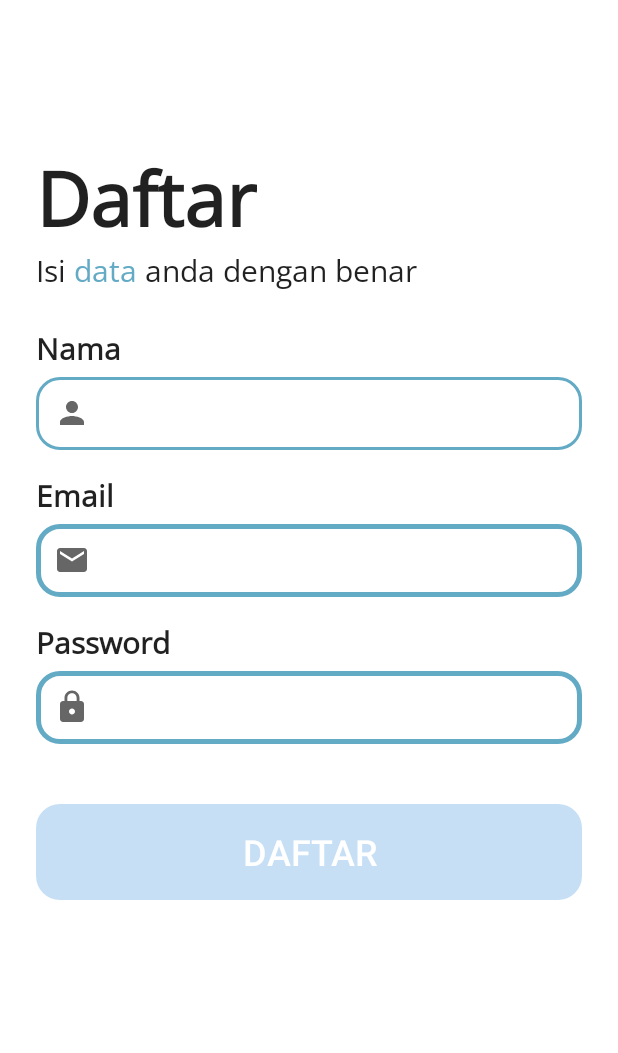
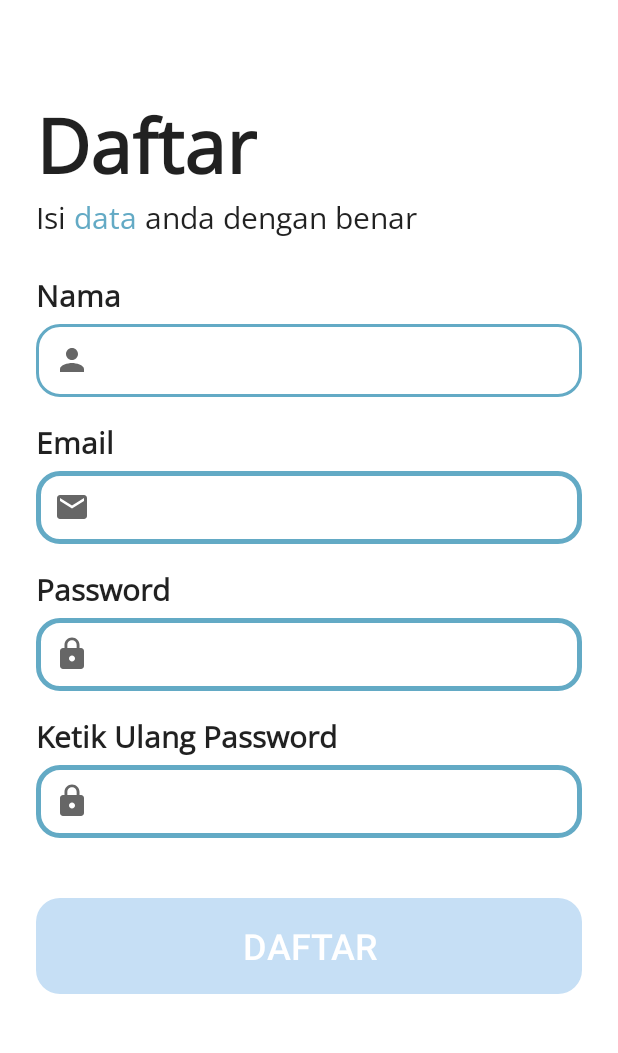
Before and after one commit to Chndr-3/Capstone-Project-Mobile-Development-Repository, an Android app: the RegisterActivity screen opened directly, with no data from a screen before it, on a phone screen of 412 x 824 dp, the part 62-1115 px from its top. Run offline under Robolectric (Android 15) with nearby library versions, the phone set to English and light mode, and no system bars; Roboto replaces fonts that are not available here.

Commit message:
Integrate Register using API

```diff
--- a/app/src/main/res/layout/activity_register.xml
+++ b/app/src/main/res/layout/activity_register.xml
@@ -86,10 +86,11 @@
         android:layout_height="wrap_content"
         android:layout_marginStart="24dp"
         android:layout_marginEnd="24dp"
+        android:layout_marginBottom="8dp"
         app:layout_constraintBottom_toTopOf="@+id/guideline2"
         app:layout_constraintEnd_toEndOf="parent"
+        app:layout_constraintHorizontal_bias="1.0"
         app:layout_constraintStart_toStartOf="parent"
-        app:layout_constraintTop_toTopOf="@+id/guideline2"
         app:startIconDrawable="@drawable/ic_baseline_email_24">
 
         <com.google.android.material.textfield.TextInputEditText
@@ -104,11 +105,11 @@
     <TextView
         android:id="@+id/tvPassword"
         style="@style/TextContent.Bold.Medium"
-        android:layout_marginTop="16dp"
+        android:layout_marginTop="8dp"
         android:text="@string/password"
         android:textColor="?android:textColorPrimary"
         app:layout_constraintStart_toStartOf="@+id/emailEditTextLayout"
-        app:layout_constraintTop_toBottomOf="@+id/emailEditTextLayout" />
+        app:layout_constraintTop_toBottomOf="@+id/guideline2" />
 
     <com.google.android.material.textfield.TextInputLayout
         android:id="@+id/passwordEditTextLayout"
@@ -130,16 +131,45 @@
 
     </com.google.android.material.textfield.TextInputLayout>
 
+    <TextView
+        android:id="@+id/tvPassword2"
+        style="@style/TextContent.Bold.Medium"
+        android:layout_marginTop="16dp"
+        android:text="@string/re_type_password"
+        android:textColor="?android:textColorPrimary"
+        app:layout_constraintStart_toStartOf="@+id/passwordEditTextLayout"
+        app:layout_constraintTop_toBottomOf="@+id/passwordEditTextLayout" />
+
+    <com.google.android.material.textfield.TextInputLayout
+        android:id="@+id/passwordEditTextLayout2"
+        style="@style/TextInputLayoutStyle"
+        android:layout_width="0dp"
+        android:layout_height="wrap_content"
+        app:layout_constraintEnd_toEndOf="@+id/passwordEditTextLayout"
+        app:layout_constraintStart_toStartOf="@+id/tvPassword2"
+        app:layout_constraintTop_toBottomOf="@+id/tvPassword2"
+        app:startIconDrawable="@drawable/ic_baseline_lock_24">
+
+        <EditText
+            android:id="@+id/passwordEditText2"
+            android:layout_width="match_parent"
+            android:layout_height="wrap_content"
+            android:ems="10"
+            android:inputType="textPassword"
+            tools:ignore="SpeakableTextPresentCheck" />
+
+    </com.google.android.material.textfield.TextInputLayout>
+
     <com.bangkit.skutapplication.view.customview.MyButton
         android:id="@+id/registerButton"
         android:layout_width="0dp"
         android:layout_height="64dp"
         android:layout_marginTop="40dp"
         android:text="@string/register"
-        app:layout_constraintEnd_toEndOf="@+id/passwordEditTextLayout"
+        app:layout_constraintEnd_toEndOf="@+id/passwordEditTextLayout2"
         app:layout_constraintHorizontal_bias="0.0"
-        app:layout_constraintStart_toStartOf="@+id/passwordEditTextLayout"
-        app:layout_constraintTop_toBottomOf="@+id/passwordEditTextLayout" />
+        app:layout_constraintStart_toStartOf="@+id/passwordEditTextLayout2"
+        app:layout_constraintTop_toBottomOf="@+id/passwordEditTextLayout2" />
 
     <androidx.constraintlayout.widget.Guideline
         android:id="@+id/guideline2"
--- a/app/src/main/res/values/strings.xml
+++ b/app/src/main/res/values/strings.xml
@@ -207,4 +207,5 @@
     <string name="rosacea">Rosacea</string>
     <string name="eczema">Eczema</string>
     <string name="price">Harga</string>
+    <string name="re_type_password">Ketik Ulang Password</string>
 </resources>
```
Also changed, not shown: app/src/main/java/com/bangkit/skutapplication/api/ApiService.kt (+7 -0 lines), app/src/main/java/com/bangkit/skutapplication/model/response/RegisterResponse.kt (added, +17 -0 lines), app/src/main/java/com/bangkit/skutapplication/model/user/RegisterModel.kt (added, +17 -0 lines), app/src/main/java/com/bangkit/skutapplication/view/register/RegisterActivity.kt (+45 -9 lines), app/src/main/java/com/bangkit/skutapplication/view/register/RegisterViewModel.kt (+51 -0 lines), 1 other file.
